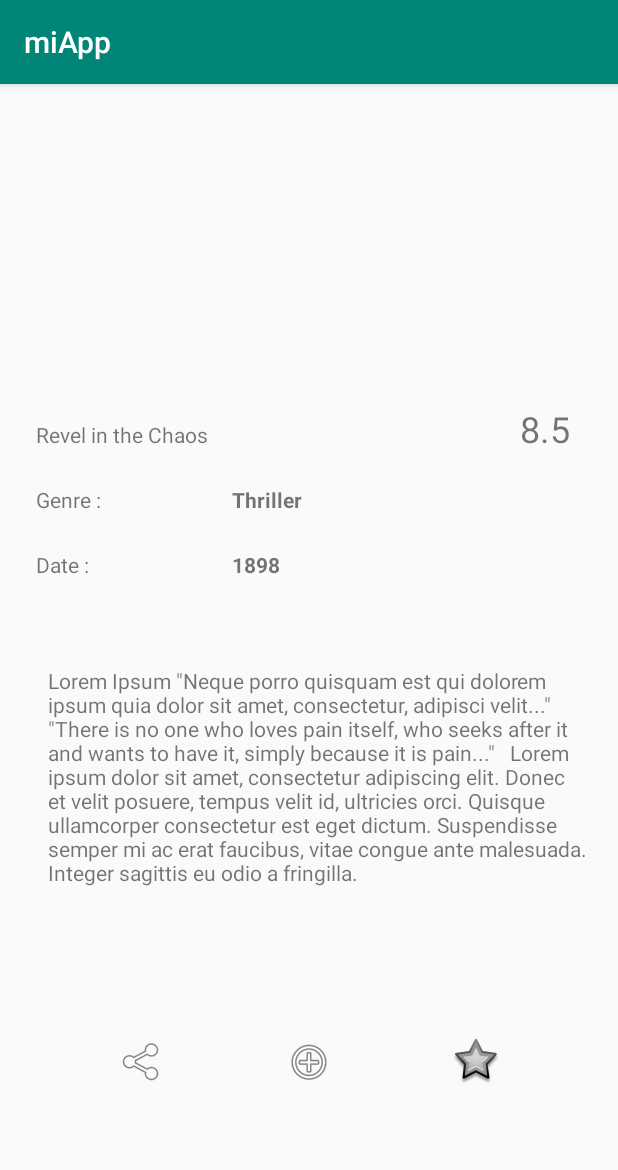
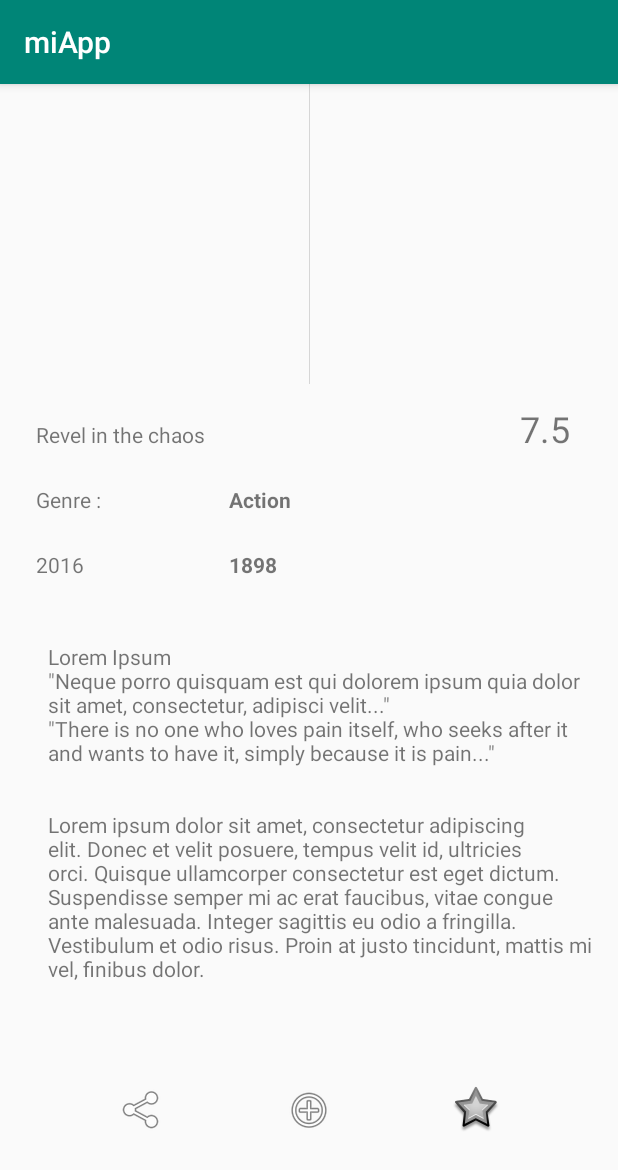
Before and after one commit to xlcod/AndroidTareasNew, an Android app: the MovieDetailActivity screen opened directly, with no data from a screen before it, on a phone screen of 412 x 824 dp. Shown: the top 1170 px of the screen. Run offline under Robolectric (Android 15) with nearby library versions, the phone set to English and light mode, and no system bars; our stand-ins replace Picasso; pictures from the network do not load.

Commit message:
adding new movie activity and library

```diff
--- a/app/build.gradle
+++ b/app/build.gradle
@@ -34,4 +34,6 @@ dependencies {
     androidTestImplementation 'androidx.test.espresso:espresso-core:3.2.0'
     //Round ImageView Library
     implementation 'de.hdodenhof:circleimageview:3.0.1'
+    //Url image view Library
+    implementation 'com.squareup.picasso:picasso:2.71828'
 }
--- a/app/src/main/AndroidManifest.xml
+++ b/app/src/main/AndroidManifest.xml
@@ -1,6 +1,10 @@
 <?xml version="1.0" encoding="utf-8"?>
 <manifest xmlns:android="http://schemas.android.com/apk/res/android"
     package="com.pernas.miapp">
+
+
+    <uses-permission android:name="android.permission.INTERNET"/>
+
 
     <application
         android:allowBackup="true"
--- a/app/src/main/java/com/pernas/miapp/MovieDetailActivity.kt
+++ b/app/src/main/java/com/pernas/miapp/MovieDetailActivity.kt
@@ -2,11 +2,66 @@ package com.pernas.miapp
 
 import androidx.appcompat.app.AppCompatActivity
 import android.os.Bundle
+import android.util.Log
+import com.pernas.miapp.model.Movie
+import com.squareup.picasso.Picasso
+import kotlinx.android.synthetic.main.activity_movie_detail.*
+
 
 class MovieDetailActivity : AppCompatActivity() {
+
+    val movie = Movie(
+        id = 1,
+        title = "Revel in the chaos",
+        year = "2016",
+        genre = "Action",
+        description = "Lorem Ipsum\n" +
+                "\"Neque porro quisquam est qui dolorem ipsum quia dolor sit amet, consectetur, adipisci velit...\"\n" +
+                "\"There is no one who loves pain itself, who seeks after it and wants to have it, simply because it is pain...\"\n" +
+                "\n" +
+                "\n" +
+                "Lorem ipsum dolor sit amet, consectetur adipiscing elit. Donec et velit posuere, tempus velit id, ultricies orci. Quisque ullamcorper consectetur est eget dictum. Suspendisse semper mi ac erat faucibus, vitae congue ante malesuada. Integer sagittis eu odio a fringilla. Vestibulum et odio risus. Proin at justo tincidunt, mattis mi vel, finibus dolor. ",
+        rating = 7.5
+    )
 
     override fun onCreate(savedInstanceState: Bundle?) {
         super.onCreate(savedInstanceState)
         setContentView(R.layout.activity_movie_detail)
+
+        with(movie){
+            movieTitle.text = title
+            dateTitle.text = year
+            idGenre.text = genre
+            idDescription.text = description
+            idRating.text = rating.toString()
+        }
+        Picasso.get().load("https://i.ytimg.com/vi/4Bvdp94K1uU/maxresdefault.jpg").into(imageView);
+    }
+
+
+
+    override fun onStart() {
+        super.onStart()
+        Log.e("MovieDetailActivity","onStart")
+    }
+
+    override fun onResume() {
+        super.onResume()
+        Log.e("MovieDetailActivity","onResume")
+    }
+
+    override fun onPause() {
+        super.onPause()
+        Log.e("MovieDetailActivity","onPause")
+    }
+
+    override fun onStop() {
+        super.onStop()
+        Log.e("MovieDetailActivity","onStop")
+    }
+
+    override fun onDestroy() {
+        super.onDestroy()
+        Log.e("MovieDetailActivity","onDestroy")
     }
 }
--- /dev/null
+++ b/app/src/main/java/com/pernas/miapp/model/Movie.kt
@@ -0,0 +1,3 @@
+package com.pernas.miapp.model
+
+data class Movie (val id: Int , val title: String, val genre:String,val year: String,val description:String , val rating: Double)
--- a/app/src/main/res/layout/activity_main.xml
+++ b/app/src/main/res/layout/activity_main.xml
@@ -36,5 +36,11 @@
 
         ></Button>
 
+    <Button
+        android:id="@+id/myMovies"
+        android:layout_width="wrap_content"
+        android:layout_height="wrap_content"
+        android:text="Movie" />
+
 
 </LinearLayout>
--- a/app/src/main/res/layout/activity_movie_detail.xml
+++ b/app/src/main/res/layout/activity_movie_detail.xml
@@ -15,7 +15,7 @@
         app:layout_constraintEnd_toEndOf="parent"
         app:layout_constraintStart_toStartOf="parent"
         app:layout_constraintTop_toTopOf="parent"
-        tools:srcCompat="@drawable/foto2" />
+        android:src="@drawable/foto2" />
 
     <TextView
         android:id="@+id/movieTitle"
@@ -25,7 +25,7 @@
         android:layout_marginTop="24dp"
         android:layout_marginEnd="8dp"
         android:text="Revel in the Chaos"
-        app:layout_constraintEnd_toStartOf="@+id/textView11"
+        app:layout_constraintEnd_toStartOf="@+id/idRating"
         app:layout_constraintHorizontal_bias="0.0"
         app:layout_constraintStart_toStartOf="parent"
         app:layout_constraintTop_toBottomOf="@+id/imageView" />
@@ -73,7 +73,6 @@
         android:layout_height="wrap_content"
         android:layout_marginStart="8dp"
         android:layout_marginEnd="16dp"
-        android:text='Lorem Ipsum "Neque porro quisquam est qui dolorem ipsum quia dolor sit amet, consectetur, adipisci velit..." "There is no one who loves pain itself, who seeks after it and wants to have it, simply because it is pain..."   Lorem ipsum dolor sit amet, consectetur adipiscing elit. Donec et velit posuere, tempus velit id, ultricies orci. Quisque ullamcorper consectetur est eget dictum. Suspendisse semper mi ac erat faucibus, vitae congue ante malesuada. Integer sagittis eu odio a fringilla. '
         android:textAlignment="gravity"
         app:layout_constraintBottom_toBottomOf="parent"
         app:layout_constraintEnd_toEndOf="parent"
@@ -90,7 +89,7 @@
         tools:layout_editor_absoluteX="411dp" />
 
     <TextView
-        android:id="@+id/textView11"
+        android:id="@+id/idRating"
         android:layout_width="wrap_content"
         android:layout_height="wrap_content"
         android:layout_marginEnd="32dp"
```
Also changed, not shown: app/src/main/java/com/pernas/miapp/MainActivity.kt (+76 -2 lines), 1 other file.
